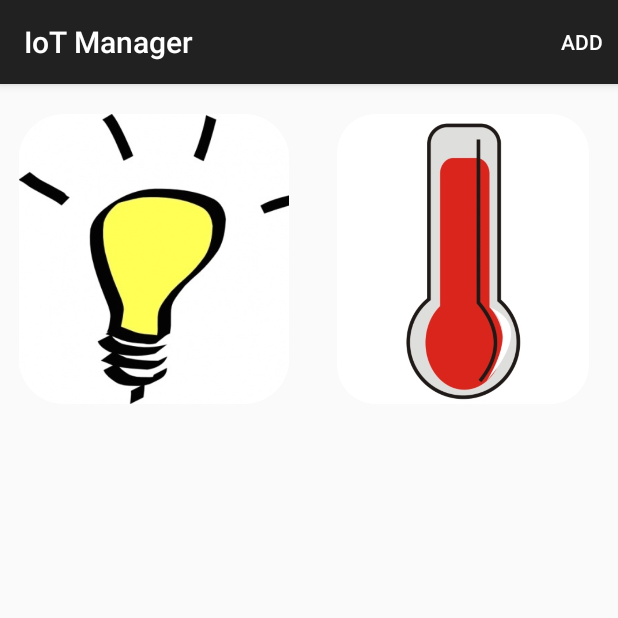
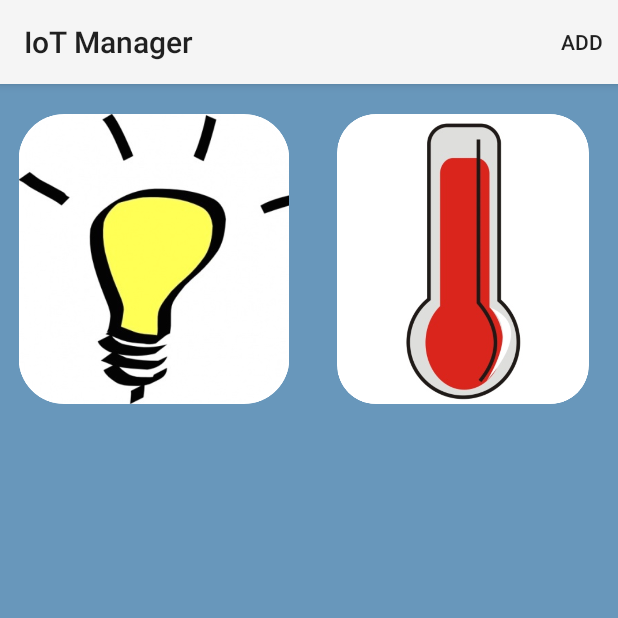
Before and after one commit to connorwstein/IoTManager, an Android app: the screen it shows after launch (MainActivity), on a phone screen of 412 x 824 dp, the top half of it. Run offline under Robolectric (Android 15) with nearby library versions, the phone set to English and light mode, and no system bars.

Commit message:
changed project theme to light, added main activity background color

```diff
--- a/app/src/main/res/layout/main.xml
+++ b/app/src/main/res/layout/main.xml
@@ -8,13 +8,13 @@
         android:id="@+id/deviceCategoryGrid"
         android:layout_width="match_parent"
         android:layout_height="match_parent"
-        android:layout_marginTop="20dip"
+        android:paddingTop="20dip"
         android:numColumns="auto_fit"
         android:stretchMode="columnWidth"
         android:gravity="center"
         android:adjustViewBounds="true"
+        android:background="@color/lightblue"
         />
-        <!--android:verticalSpacing="10dp"-->
-        <!--android:horizontalSpacing="10dp"-->
+
 
 </LinearLayout>
--- /dev/null
+++ b/app/src/main/res/values/colors.xml
@@ -0,0 +1,4 @@
+<?xml version="1.0" encoding="utf-8"?>
+<resources>
+    <color name="lightblue">#6897bb</color>
+</resources>
--- a/app/src/main/res/values/styles.xml
+++ b/app/src/main/res/values/styles.xml
@@ -1,7 +1,7 @@
 <resources>
 
     <!-- Base application theme. -->
-    <style name="AppTheme" parent="Theme.AppCompat.Light.DarkActionBar">
+    <style name="AppTheme" parent="Theme.AppCompat.Light">
         <!-- Customize your theme here. -->
     </style>
 
```
Also changed, not shown: app/src/main/res/drawable/rounded_corner.xml (deleted, +0 -7 lines).
